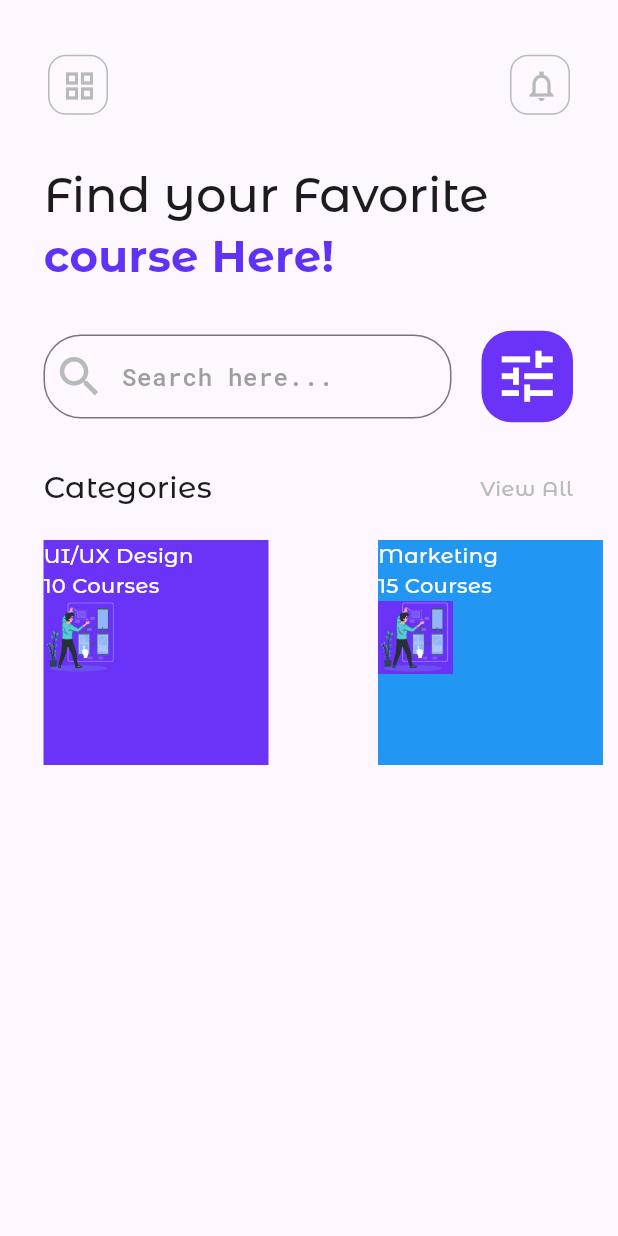
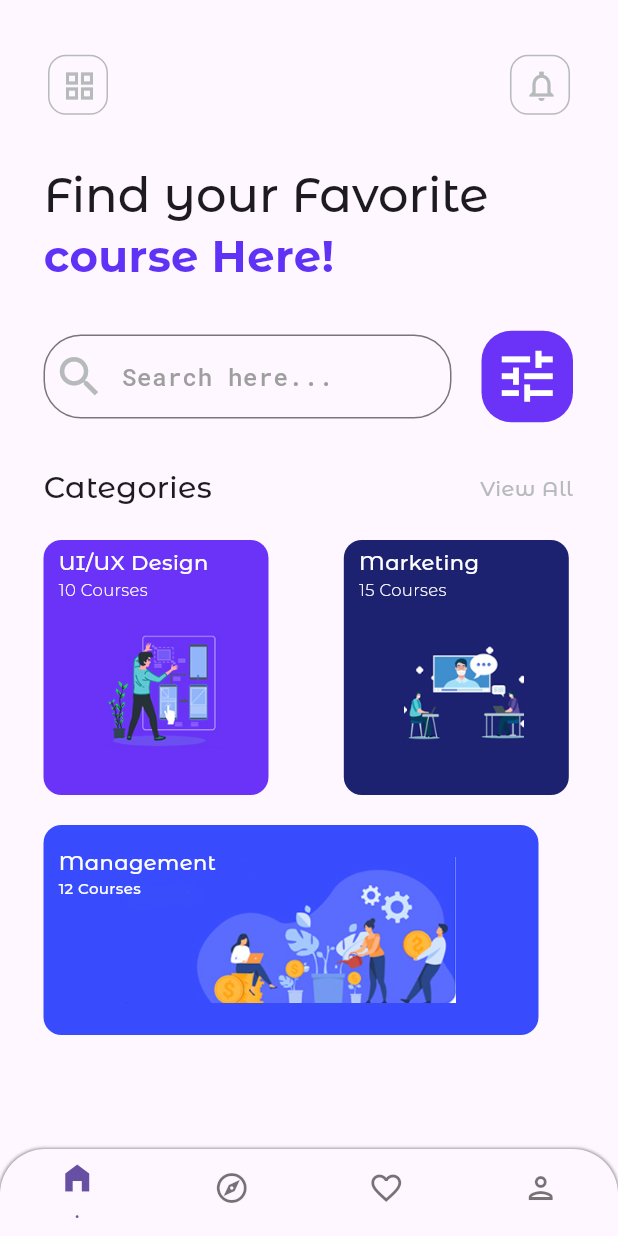
Before and after one commit to developappscl/appRetoWeincode, a Flutter app: the _HomeView screen opened directly, on a phone screen of 412 x 824 dp. Run offline on Flutter 3.47's test engine with Material 2 defaults, Android fonts, the light colour scheme and no system bars; our stand-ins replace go_router.

Commit message:
fin app1

```diff
--- a/lib/config/color/app_colors.dart
+++ b/lib/config/color/app_colors.dart
@@ -16,6 +16,9 @@ class AppColors {
       Color.fromRGBO(183, 186, 186, 1);
   static const Color app1BrandHeadLargeColor = Color.fromRGBO(162, 176, 207, 1);
   static const Color app1BrandButtonColor = Color.fromRGBO(106, 51, 247, 1);
+  static const Color app1Image1 = Color(0xff6a33f7);
+  static const Color app1Image2 = Color(0xff1d2270);
+  static const Color app1Image3 = Color(0xff384cfe);
 
 // Theme App2
 
--- a/lib/screens/app1_screen.dart
+++ b/lib/screens/app1_screen.dart
@@ -1,11 +1,19 @@
 import 'package:flutter/material.dart';
 import 'package:retoweincode01/config/config.dart';
 import 'package:retoweincode01/widgets/card_study.dart';
+import 'package:retoweincode01/widgets/card_study_wide.dart';
 
 import '../widgets/widgets.dart';
 
-class App1Screen extends StatelessWidget {
+class App1Screen extends StatefulWidget {
   const App1Screen({super.key});
+
+  @override
+  State<App1Screen> createState() => _App1ScreenState();
+}
+
+class _App1ScreenState extends State<App1Screen> {
+  int selectedIndex = 0;
 
   @override
   Widget build(BuildContext context) {
@@ -52,7 +60,7 @@ class _HomeView extends StatelessWidget {
               const SizedBox(
                 height: 10,
               ),
-            const _CategoryView(),
+              _CategoryView(),
               const SizedBox(
                 height: 20,
               ),
@@ -60,10 +68,57 @@ class _HomeView extends StatelessWidget {
               const SizedBox(
                 height: 20,
               ),
+              const CardStudyWide(
+                height: 120,
+                width: 330,
+                imageAsset: 'assets/images/image3.png',
+                title: 'Management',
+                subTitle: '12 Courses',
+                backGroundcolor: AppColors.app1Image3,
+              )
             ],
           ),
         ),
-    );
+        bottomNavigationBar: Container(
+          decoration: const BoxDecoration(
+            borderRadius: BorderRadius.only(
+                topRight: Radius.circular(30), topLeft: Radius.circular(30)),
+            boxShadow: [
+              BoxShadow(
+                  color: Colors.black38, spreadRadius: 0.1, blurRadius: 1),
+            ],
+          ),
+          child: ClipRRect(
+            borderRadius: const BorderRadius.only(
+              topLeft: Radius.circular(30.0),
+              topRight: Radius.circular(30.0),
+            ),
+            child: BottomNavigationBar(
+                showSelectedLabels: true,
+                showUnselectedLabels: false,
+                elevation: 6,
+                type: BottomNavigationBarType.fixed,
+                items: const [
+                  BottomNavigationBarItem(
+                    backgroundColor: Colors.white,
+                    label: '.',
+                    icon: Icon(Icons.home_filled),
+                  ),
+                  BottomNavigationBarItem(
+                    label: '.',
+                    icon: Icon(Icons.explore_outlined),
+                  ),
+                  BottomNavigationBarItem(
+                    label: '.',
+                    icon: Icon(Icons.favorite_outline_outlined),
+                  ),
+                  BottomNavigationBarItem(
+                    label: '.',
+                    icon: Icon(Icons.person_outlined),
+                  ),
+                ]),
+          ),
+        ));
   }
 }
 
@@ -123,8 +178,6 @@ class _SearchView extends StatelessWidget {
 }
 
 class _CategoryView extends StatelessWidget {
-  const _CategoryView({super.key});
-
   @override
   Widget build(BuildContext context) {
     return Container(
@@ -151,8 +204,9 @@ class _CategoryView extends StatelessWidget {
 class _CardsView extends StatelessWidget {
   @override
   Widget build(BuildContext context) {
-    return Container(
-      height: 150,
+    return SizedBox(
+      width: MediaQuery.of(context).size.width * 0.85,
+      height: 170,
       child: const Row(
         mainAxisAlignment: MainAxisAlignment.spaceBetween,
         children: [
@@ -162,14 +216,15 @@ class _CardsView extends StatelessWidget {
             imageAsset: 'assets/images/image1.png',
             title: 'UI/UX Design',
             subTitle: '10 Courses',
-              backGroundcolor: AppColors.app1BrandButtonColor),
+            backGroundcolor: AppColors.app1Image1,
+          ),
           CardStudy(
             height: 350,
             width: 150,
-            imageAsset: 'assets/images/image1.png',
+            imageAsset: 'assets/images/image2.png',
             title: 'Marketing',
             subTitle: '15 Courses',
-            backGroundcolor: Colors.blue,
+            backGroundcolor: AppColors.app1Image2,
           ),
         ],
       ),
--- a/lib/widgets/card_study.dart
+++ b/lib/widgets/card_study.dart
@@ -23,26 +23,37 @@ class CardStudy extends StatelessWidget {
     return Container(
       decoration: BoxDecoration(
           color: backGroundcolor,
-      ),
+          borderRadius: const BorderRadius.all(Radius.circular(12))),
       height: height,
       width: width,
+      child: Padding(
+        padding: const EdgeInsets.only(left: 10, top: 5),
         child: Column(
           crossAxisAlignment: CrossAxisAlignment.start,
           children: [
             Text(
               title,
-            style: TextStyle(color: Colors.white),
+              style: const TextStyle(color: Colors.white),
             ),
             Text(
               subTitle,
-            style: TextStyle(color: Colors.white),
+              style: const TextStyle(
+                  color: Colors.white,
+                  fontSize: 11,
+                  fontWeight: FontWeight.w200),
             ),
-          Image.asset(
+            Padding(
+              padding: const EdgeInsets.only(top: 20, bottom: 5),
+              child: Center(
+                child: Image.asset(
                   imageAsset,
-            width: 50,
-            height: 50,
+                  width: 80,
+                  height: 80,
+                ),
+              ),
             )
           ],
+        ),
       ),
     );
   }
--- /dev/null
+++ b/lib/widgets/card_study_wide.dart
@@ -0,0 +1,55 @@
+import 'package:flutter/material.dart';
+
+class CardStudyWide extends StatelessWidget {
+  final double height;
+  final double width;
+  final String imageAsset;
+  final String title;
+  final String subTitle;
+  final Color backGroundcolor;
+
+  const CardStudyWide({
+    super.key,
+    required this.height,
+    required this.width,
+    required this.imageAsset,
+    required this.title,
+    required this.subTitle,
+    required this.backGroundcolor,
+  });
+
+  @override
+  Widget build(BuildContext context) {
+    return Container(
+        height: 140,
+        width: width,
+        decoration: BoxDecoration(
+            color: backGroundcolor,
+            borderRadius: const BorderRadius.all(
+              Radius.circular(12),
+            )),
+        child: Stack(alignment: Alignment.bottomCenter, children: [
+          Image.asset(
+            imageAsset,
+            height: 200,
+            width: 220,
+          ),
+          Positioned(
+            top: 15,
+            left: 10,
+            child: Text(
+              title,
+              style: TextStyle(color: Colors.white),
+            ),
+          ),
+          Positioned(
+            top: 35,
+            left: 10,
+            child: Text(
+              subTitle,
+              style: TextStyle(color: Colors.white, fontSize: 10),
+            ),
+          )
+        ]));
+  }
+}
```
Also changed, not shown: assets/images/image2.png (added), assets/images/image3.png (added). Lines whose indentation alone changed are shown as unchanged.
